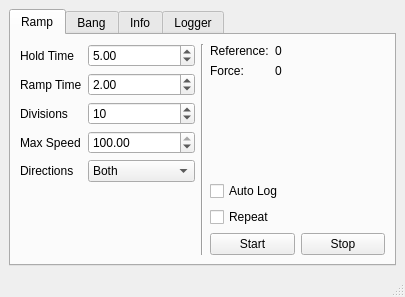
Qt form MotorCalibrate/forms/mainwindow.ui (uf-mil-archive/sub-2012) before a commit.
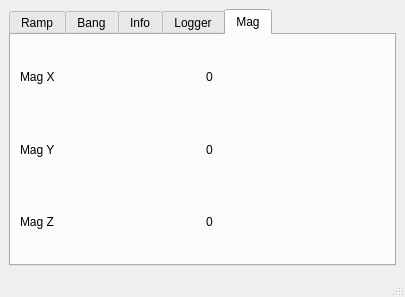
The same form after that commit.

Commit message: Added a Mag tab to MotorCalibrate

The edit to the form file:
```diff
--- a/MotorCalibrate/forms/mainwindow.ui
+++ b/MotorCalibrate/forms/mainwindow.ui
@@ -14,11 +14,11 @@
    <string>MainWindow</string>
   </property>
   <widget class="QWidget" name="centralwidget">
-   <layout class="QVBoxLayout" name="verticalLayout">
-    <item>
+   <layout class="QGridLayout" name="gridLayout_7">
+    <item row="0" column="0">
      <widget class="QTabWidget" name="tabWidget">
       <property name="currentIndex">
-       <number>0</number>
+       <number>4</number>
       </property>
       <widget class="QWidget" name="rampTab">
        <attribute name="title">
@@ -652,6 +652,55 @@
         </item>
        </layout>
       </widget>
+      <widget class="QWidget" name="magTab">
+       <attribute name="title">
+        <string>Mag</string>
+       </attribute>
+       <layout class="QGridLayout" name="gridLayout_8" columnstretch="0,0">
+        <item row="0" column="0">
+         <widget class="QLabel" name="label_18">
+          <property name="text">
+           <string>Mag X</string>
+          </property>
+         </widget>
+        </item>
+        <item row="0" column="1">
+         <widget class="QLabel" name="magXLabel">
+          <property name="text">
+           <string>0</string>
+          </property>
+         </widget>
+        </item>
+        <item row="1" column="0">
+         <widget class="QLabel" name="label_22">
+          <property name="text">
+           <string>Mag Y</string>
+          </property>
+         </widget>
+        </item>
+        <item row="1" column="1">
+         <widget class="QLabel" name="magYLabel">
+          <property name="text">
+           <string>0</string>
+          </property>
+         </widget>
+        </item>
+        <item row="2" column="0">
+         <widget class="QLabel" name="label_24">
+          <property name="text">
+           <string>Mag Z</string>
+          </property>
+         </widget>
+        </item>
+        <item row="2" column="1">
+         <widget class="QLabel" name="magZLabel">
+          <property name="text">
+           <string>0</string>
+          </property>
+         </widget>
+        </item>
+       </layout>
+      </widget>
      </widget>
     </item>
    </layout>
```
The commit also changes 5 other files.
